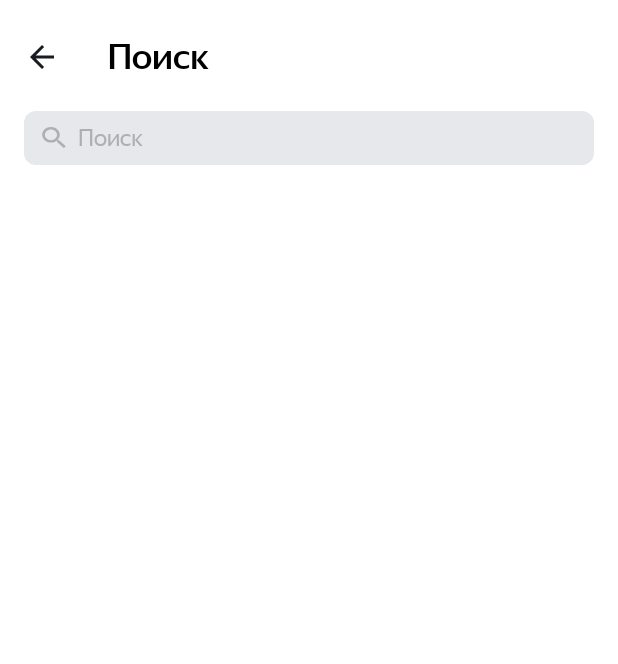
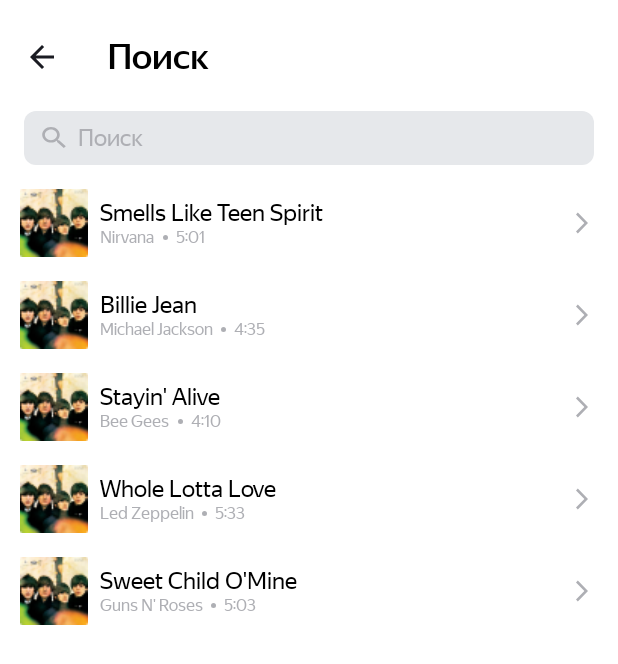
Before and after one commit to EidAbdel/PlaylistMaker, an Android app: the screen it shows after launch (SearchActivity), after a tap on "ПОИСК", on a phone screen of 412 x 824 dp. Shown: the top 664 px of the screen. Run offline under Robolectric (Android 15) with nearby library versions, the phone set to English and light mode, and no system bars; pictures from the network do not load.

Commit message:
ДЗ спринт 10 финал 1. ViewHolder 2. перерисовал макет track 3. темная тема макета track

```diff
--- a/app/src/main/java/com/practicum/playlistmaker/SearchActivity.kt
+++ b/app/src/main/java/com/practicum/playlistmaker/SearchActivity.kt
@@ -12,6 +12,9 @@ import android.widget.ImageView
 import androidx.activity.enableEdgeToEdge
 import androidx.appcompat.app.AppCompatActivity
 import androidx.appcompat.widget.Toolbar
+import androidx.recyclerview.widget.LinearLayoutManager
+import androidx.recyclerview.widget.RecyclerView
+import com.practicum.playlistmaker.viewHolder.TrackAdapter
 
 class SearchActivity : AppCompatActivity() {
     private var textEditTextValue: String = INPUT_EDIT_TEXT_VALUE
@@ -70,6 +73,10 @@ class SearchActivity : AppCompatActivity() {
         }
 
         edSearch.addTextChangedListener(textWatcher)
+        val rvTrackList = findViewById<RecyclerView>(R.id.rv_track_list)
+        rvTrackList.layoutManager = LinearLayoutManager(this)
+        rvTrackList.adapter = TrackAdapter(Track.mockTrackLIST)
+
     }
 
 
--- a/app/src/main/java/com/practicum/playlistmaker/Track.kt
+++ b/app/src/main/java/com/practicum/playlistmaker/Track.kt
@@ -10,35 +10,35 @@ data class Track(
         val mockTrackLIST: MutableList<Track> = mutableListOf(
 
             Track(
-                "Название композиции: Smells Like Teen Spirit",
-                "Имя исполнителя: Nirvana",
-                "Продолжительность трека: 5:01",
-                "Ссылка на изображение обложки: https://is5-ssl.mzstatic.com/image/thumb/Music115/v4/7b/58/c2/7b58c21a-2b51-2bb2-e59a-9bb9b96ad8c3/00602567924166.rgb.jpg/100x100bb.jpg"
+                "Smells Like Teen Spirit",
+                "Nirvana",
+                "5:01",
+                "https://is5-ssl.mzstatic.com/image/thumb/Music115/v4/7b/58/c2/7b58c21a-2b51-2bb2-e59a-9bb9b96ad8c3/00602567924166.rgb.jpg/100x100bb.jpg"
             ),
 
             Track(
-                "Название композиции: Billie Jean",
-                "Имя исполнителя: Michael Jackson",
-                "Продолжительность трека: 4:35",
-                "Ссылка на изображение обложки: https://is5-ssl.mzstatic.com/image/thumb/Music125/v4/3d/9d/38/3d9d3811-71f0-3a0e-1ada-3004e56ff852/827969428726.jpg/100x100bb.jpg"
+                "Billie Jean",
+                "Michael Jackson",
+                "4:35",
+                "https://is5-ssl.mzstatic.com/image/thumb/Music125/v4/3d/9d/38/3d9d3811-71f0-3a0e-1ada-3004e56ff852/827969428726.jpg/100x100bb.jpg"
             ),
             Track(
-                "Название композиции: Stayin' Alive",
-                "Имя исполнителя: Bee Gees",
-                "Продолжительность трека: 4:10",
-                "Ссылка на изображение обложки: https://is4-ssl.mzstatic.com/image/thumb/Music115/v4/1f/80/1f/1f801fc1-8c0f-ea3e-d3e5-387c6619619e/16UMGIM86640.rgb.jpg/100x100bb.jpg"
+                "Stayin' Alive",
+                "Bee Gees",
+                "4:10",
+                "https://is4-ssl.mzstatic.com/image/thumb/Music115/v4/1f/80/1f/1f801fc1-8c0f-ea3e-d3e5-387c6619619e/16UMGIM86640.rgb.jpg/100x100bb.jpg"
             ),
             Track(
-                "Название композиции: Whole Lotta Love",
-                "Имя исполнителя: Led Zeppelin",
-                "Продолжительность трека: 5:33",
-                "Ссылка на изображение обложки: https://is2-ssl.mzstatic.com/image/thumb/Music62/v4/7e/17/e3/7e17e33f-2efa-2a36-e916-7f808576cf6b/mzm.fyigqcbs.jpg/100x100bb.jpg"
+                "Whole Lotta Love",
+                "Led Zeppelin",
+                "5:33",
+                "https://is2-ssl.mzstatic.com/image/thumb/Music62/v4/7e/17/e3/7e17e33f-2efa-2a36-e916-7f808576cf6b/mzm.fyigqcbs.jpg/100x100bb.jpg"
             ),
             Track(
-                "Название композиции: Sweet Child O'Mine",
-                "Имя исполнителя: Guns N' Roses",
-                "Продолжительность трека: 5:03",
-                "Ссылка на изображение обложки: https://is5-ssl.mzstatic.com/image/thumb/Music125/v4/a0/4d/c4/a04dc484-03cc-02aa-fa82-5334fcb4bc16/18UMGIM24878.rgb.jpg/100x100bb.jpg"
+                "Sweet Child O'Mine",
+                "Guns N' Roses",
+                "5:03",
+                "https://is5-ssl.mzstatic.com/image/thumb/Music125/v4/a0/4d/c4/a04dc484-03cc-02aa-fa82-5334fcb4bc16/18UMGIM24878.rgb.jpg/100x100bb.jpg"
             )
 
         )
--- /dev/null
+++ b/app/src/main/java/com/practicum/playlistmaker/viewHolder/TrackAdapter.kt
@@ -0,0 +1,25 @@
+package com.practicum.playlistmaker.viewHolder
+
+import android.view.LayoutInflater
+import android.view.ViewGroup
+import androidx.recyclerview.widget.RecyclerView
+import com.practicum.playlistmaker.R
+import com.practicum.playlistmaker.Track
+
+class TrackAdapter(
+    private val tracks: List<Track>
+) :RecyclerView.Adapter<TrackViewHolder>()
+{
+    override fun onCreateViewHolder(parent: ViewGroup, viewType: Int): TrackViewHolder {
+        val view = LayoutInflater.from(parent.context).inflate(R.layout.view_holder_track, parent, false)
+        return TrackViewHolder(view)
+    }
+
+    override fun getItemCount(): Int {
+        return tracks.size
+    }
+
+    override fun onBindViewHolder(holder: TrackViewHolder, position: Int) {
+        holder.bind(Track.mockTrackLIST[position])
+    }
+}
--- /dev/null
+++ b/app/src/main/java/com/practicum/playlistmaker/viewHolder/TrackViewHolder.kt
@@ -0,0 +1,38 @@
+package com.practicum.playlistmaker.viewHolder
+
+import android.view.View
+import android.widget.ImageView
+import android.widget.TextView
+import androidx.recyclerview.widget.RecyclerView
+import com.bumptech.glide.Glide
+import com.bumptech.glide.load.resource.bitmap.RoundedCorners
+import com.practicum.playlistmaker.R
+import com.practicum.playlistmaker.Track
+
+class TrackViewHolder(item: View) : RecyclerView.ViewHolder(item) {
+    private val trackName: TextView // Название композиции
+    private val artistName: TextView // Имя исполнителя
+    private val trackTime: TextView // Продолжительность трека
+    private val artworkUrl100: ImageView // Ссылка на изображение обложки
+
+    init {
+        trackName = item.findViewById(R.id.tx_track_name)
+        artistName = item.findViewById(R.id.tx_artist_name)
+        trackTime = item.findViewById(R.id.tx_track_time)
+        artworkUrl100 = item.findViewById(R.id.im_artwork)
+    }
+
+    fun bind(track: Track) {
+        trackName.text = track.trackName
+        artistName.text = track.artistName
+        trackTime.text = track.trackTime
+        Glide.with(itemView)
+            .load(track.artworkUrl100)
+            .placeholder(R.drawable.mock_beatles)
+            .centerCrop()
+            .transform(RoundedCorners(10))
+            .into(artworkUrl100)
+    }
+
+
+}
--- /dev/null
+++ b/app/src/main/res/drawable/ellipse.xml
@@ -0,0 +1,9 @@
+<vector xmlns:android="http://schemas.android.com/apk/res/android"
+    android:width="3dp"
+    android:height="3dp"
+    android:viewportWidth="3"
+    android:viewportHeight="3">
+  <path
+      android:pathData="M1.5,1.5m-1.5,0a1.5,1.5 0,1 1,3 0a1.5,1.5 0,1 1,-3 0"
+      android:fillColor="@color/icon_color"/>
+</vector>
--- /dev/null
+++ b/app/src/main/res/drawable/forward.xml
@@ -0,0 +1,9 @@
+<vector xmlns:android="http://schemas.android.com/apk/res/android"
+    android:width="24dp"
+    android:height="24dp"
+    android:viewportWidth="24"
+    android:viewportHeight="24">
+  <path
+      android:pathData="M8,17.749L9.213,19L16,12L9.213,5L8,6.252L13.573,12L8,17.749Z"
+      android:fillColor="@color/icon_color"/>
+</vector>
--- a/app/src/main/res/layout/activity_main_setting.xml
+++ b/app/src/main/res/layout/activity_main_setting.xml
@@ -4,7 +4,7 @@
 <LinearLayout xmlns:android="http://schemas.android.com/apk/res/android"
     xmlns:app="http://schemas.android.com/apk/res-auto"
     xmlns:tools="http://schemas.android.com/tools"
-    android:padding="@dimen/medium_padding"
+    android:padding="@dimen/half_padding"
     style="@style/MainLayout"
     android:id="@+id/setting"
 
--- a/app/src/main/res/layout/activity_search.xml
+++ b/app/src/main/res/layout/activity_search.xml
@@ -1,11 +1,11 @@
 <?xml version="1.0" encoding="utf-8"?>
 
 <LinearLayout xmlns:android="http://schemas.android.com/apk/res/android"
+    xmlns:app="http://schemas.android.com/apk/res-auto"
 
     android:id="@+id/setting"
     style="@style/MainLayout"
-    android:paddingTop="@dimen/main_layout_padding_top"
-    >
+    android:paddingTop="@dimen/main_layout_padding_top">
 
     <androidx.appcompat.widget.Toolbar
         android:id="@+id/tb_back_search"
@@ -24,16 +24,16 @@
         android:layout_height="wrap_content"
         android:orientation="horizontal"
         android:paddingHorizontal="@dimen/padding"
-        android:paddingVertical="@dimen/medium_padding"
+        android:paddingVertical="@dimen/half_padding"
         >
         <androidx.appcompat.widget.AppCompatEditText
             android:id="@+id/ed_search"
             android:layout_width="match_parent"
             android:layout_height="@dimen/ed_height"
-            android:paddingVertical="@dimen/medium_padding"
+            android:paddingVertical="@dimen/half_padding"
             android:background="@drawable/ed_background"
             android:drawableStart="@drawable/ed_find"
-            android:drawablePadding="@dimen/medium_padding"
+            android:drawablePadding="@dimen/half_padding"
             android:fontFamily="@font/ys_display_regular"
             android:hint="@string/search"
             android:inputType="text"
@@ -59,6 +59,10 @@
             android:visibility="gone" />
 
     </FrameLayout>
-
+    <androidx.recyclerview.widget.RecyclerView
+        android:id="@+id/rv_track_list"
+        android:layout_width="match_parent"
+        android:layout_height="match_parent"
+        app:layoutManager="androidx.recyclerview.widget.LinearLayoutManager"/>
 
 </LinearLayout>
--- /dev/null
+++ b/app/src/main/res/layout/view_holder_track.xml
@@ -0,0 +1,70 @@
+<?xml version="1.0" encoding="utf-8"?>
+<FrameLayout xmlns:android="http://schemas.android.com/apk/res/android"
+    android:layout_width="match_parent"
+    android:layout_height="wrap_content">
+
+    <LinearLayout
+        android:layout_width="match_parent"
+        android:layout_height="match_parent"
+        android:layout_marginEnd="@dimen/vh_track_margin_end">
+
+        <ImageView
+            android:id="@+id/im_artwork"
+            android:layout_width="@dimen/vh_track_art_size"
+            android:layout_height="@dimen/vh_track_art_size"
+            android:layout_gravity="start|center"
+            android:scaleType="center"
+            android:layout_marginStart="@dimen/vh_track_layout_marginStart"
+            android:src="@drawable/mock_beatles" />
+
+
+        <LinearLayout
+            android:layout_width="match_parent"
+            android:layout_height="wrap_content"
+            android:layout_marginStart="@dimen/half_margin"
+            android:layout_marginBottom="@dimen/vh_track_margin"
+            android:gravity="start"
+            android:orientation="vertical"
+
+            >
+
+            <TextView
+                android:id="@+id/tx_track_name"
+                style="@style/Track"
+                android:layout_marginTop="@dimen/vh_track_margin"
+                android:textColor="@color/black_white"
+                android:text="Eleanor Rigby"
+                android:textSize="@dimen/text_size_list" />
+
+            <LinearLayout
+                android:layout_width="match_parent"
+                android:layout_height="wrap_content"
+                android:orientation="horizontal">
+
+                <TextView
+                    android:id="@+id/tx_artist_name"
+                    style="@style/Track"
+                    android:text="The Beatles" />
+
+                <ImageView
+                    android:layout_width="wrap_content"
+                    android:layout_height="match_parent"
+                    android:padding="5dp"
+                    android:src="@drawable/ellipse" />
+
+                <TextView
+                    android:id="@+id/tx_track_time"
+                    style="@style/Track"
+                    android:text="6:12" />
+            </LinearLayout>
+        </LinearLayout>
+    </LinearLayout>
+
+    <ImageView
+        android:id="@+id/im_forward"
+        android:layout_width="wrap_content"
+        android:layout_height="wrap_content"
+        android:layout_gravity="end|center"
+        android:layout_marginEnd="@dimen/vh_track_margin_end_half"
+        android:src="@drawable/forward" />
+</FrameLayout>
--- a/app/src/main/res/values-night/colors.xml
+++ b/app/src/main/res/values-night/colors.xml
@@ -5,4 +5,6 @@
     <color name="icon_toolbar_color">#FFFFFF</color>
     <color name="text_color_hint">#1A1B22</color>
     <color name="edit_text_background">#FFFFFF</color>
+    <color name="text_color_track">#FFFFFF</color>
+    <color name="black_white">#FFFFFF</color>
 </resources>
--- a/app/src/main/res/values/colors.xml
+++ b/app/src/main/res/values/colors.xml
@@ -6,6 +6,7 @@
     <color name="teal_200">#FF03DAC5</color>
     <color name="teal_700">#FF018786</color>
     <color name="black">#FF000000</color>
+    <color name="black_white">#000000</color>
     <color name="white">#FFFFFF</color>
     <color name="blue">#3772E7</color>
     <color name="icon_color">#AEAFB4</color>
@@ -13,5 +14,6 @@
     <color name="dark_gray">#1A1B22</color>
     <color name="icon_toolbar_color">#1A1B22</color>
     <color name="text_color_hint">#AEAFB4</color>
+    <color name="text_color_track">#AEAFB4</color>
     <color name="edit_text_background">#E6E8EB</color>
 </resources>
--- a/app/src/main/res/values/dimens.xml
+++ b/app/src/main/res/values/dimens.xml
@@ -1,16 +1,34 @@
 <?xml version="1.0" encoding="utf-8"?>
 <resources>
     <dimen name="primary_text_size">24sp</dimen>
-    <dimen name="medium_padding">8dp</dimen>
     <dimen name="button_text_size">22sp</dimen>
     <dimen name="text_size_list">16sp</dimen>
+    <dimen name="text_size">11sp</dimen>
+
+
+    <dimen name="main_layout_padding_top">10dp</dimen>
+
+    <dimen name="ed_height">36dp</dimen>
+    <dimen name="ed_padding_start">12dp</dimen>
+
+    <dimen name="im_padding_end">10dp</dimen>
+
+    <dimen name="vh_track_margin">14dp</dimen>
+    <dimen name="vh_track_margin_end">44dp</dimen>
+    <dimen name="vh_track_margin_end_half">12dp</dimen>
+    <dimen name="vh_track_art_size">45dp</dimen>
+    <dimen name="vh_track_layout_marginStart">13dp</dimen>
+
+    <dimen name="margin">16dp</dimen>
+    <dimen name="half_margin">8dp</dimen>
+
+    <dimen name="radius">16dp</dimen>
+
+    <dimen name="padding">16dp</dimen>
+    <dimen name="half_padding">8dp</dimen>
+
+
     <dimen name="zero_height">0dp</dimen>
-    <dimen name="margin">16dp</dimen>
-    <dimen name="radius">16dp</dimen>
-    <dimen name="padding">16dp</dimen>
-    <dimen name="half_margin">8dp</dimen>
-    <dimen name="ed_padding_start">12dp</dimen>
-    <dimen name="main_layout_padding_top">10dp</dimen>
-    <dimen name="im_padding_end">10dp</dimen>
-    <dimen name="ed_height">36dp</dimen>
+
+
 </resources>
--- a/app/src/main/res/values/styles.xml
+++ b/app/src/main/res/values/styles.xml
@@ -1,5 +1,6 @@
 <?xml version="1.0" encoding="utf-8"?>
 <resources>
+
     <style name="MainLayout">
         <item name="android:layout_width">match_parent</item>
         <item name="android:layout_height">match_parent</item>
@@ -14,7 +15,7 @@
 
     <style name="ButtonStyleMain" parent="Widget.MaterialComponents.Button.UnelevatedButton">
         <item name="android:layout_width">match_parent</item>
-        <item name="android:layout_height">0dp</item>
+        <item name="android:layout_height">@dimen/zero_height</item>
         <item name="android:layout_marginBottom">16dp</item>
         <item name="android:layout_weight">1</item>
 
@@ -31,7 +32,7 @@
 
         <item name="android:textSize">@dimen/button_text_size</item>
 
-        <item name="cornerRadius">16dp</item>
+        <item name="cornerRadius">@dimen/radius</item>
         <item name="iconGravity">textStart</item>
         <item name="iconTint">@color/black</item>
     </style>
@@ -55,6 +56,7 @@
 
 
     </style>
+
     <style name="HeaderFontStyle">
         <item name="android:layout_width">wrap_content</item>
         <item name="android:layout_height">wrap_content</item>
@@ -70,4 +72,18 @@
         <item name="android:textColor">@color/white</item>
     </style>
 
+
+    <style name="Track">
+        <item name="android:layout_width">wrap_content</item>
+        <item name="android:layout_height">match_parent</item>
+
+        <item name="android:textFontWeight">400</item>
+        <item name="android:textColor">@color/text_color_track</item>
+        <item name="android:textSize">@dimen/text_size</item>
+        <item name="android:text">Mock</item>
+        <item name="android:fontFamily">@font/ys_display_regular</item>
+        <item name="android:maxLines">1</item>
+        <item name="android:ellipsize">end</item>
+    </style>
+
 </resources>
```
Also changed, not shown: app/src/main/AndroidManifest.xml (+11 -9 lines), app/src/main/res/drawable/mock_beatles.png (added).
